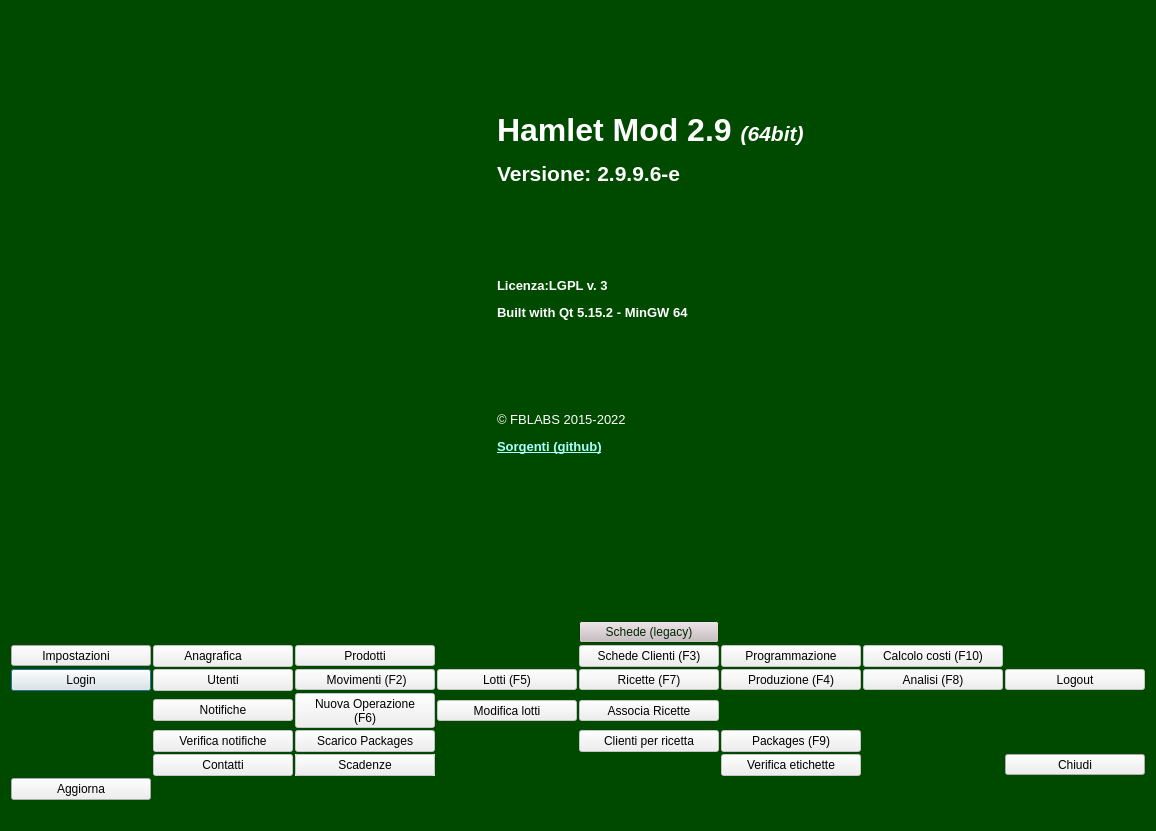
This is mainwindow.ui in fblabs/hamlet-mod-sancon as Qt 5 draws it before an edit. The edited form follows.
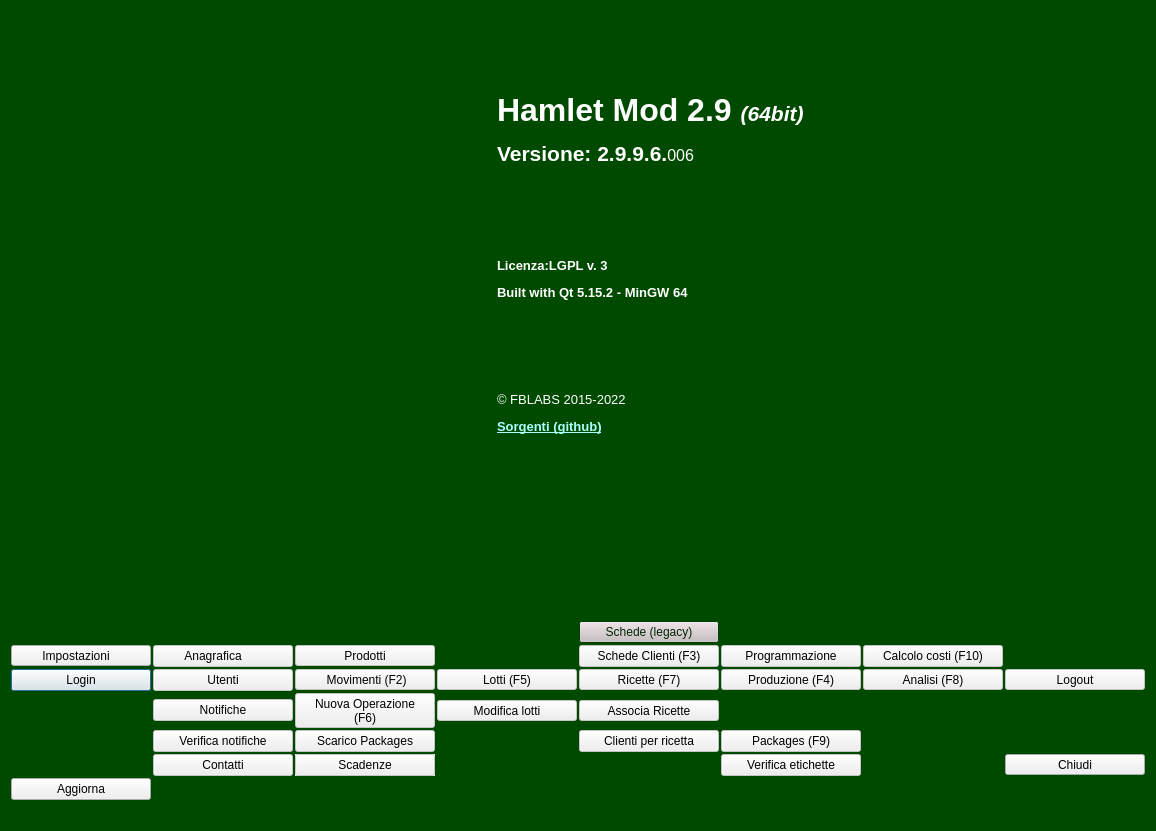
This is the edited form. Icons and pictures are not drawn.

What changed in the file:
```diff
--- a/mainwindow.ui
+++ b/mainwindow.ui
@@ -410,19 +410,6 @@
   </property>
   <widget class="QWidget" name="centralWidget">
    <layout class="QVBoxLayout" name="verticalLayout">
-    <item>
-     <spacer name="horizontalSpacer_3">
-      <property name="orientation">
-       <enum>Qt::Horizontal</enum>
-      </property>
-      <property name="sizeHint" stdset="0">
-       <size>
-        <width>40</width>
-        <height>20</height>
-       </size>
-      </property>
-     </spacer>
-    </item>
     <item>
      <widget class="QLabel" name="label_3">
       <property name="text">
@@ -505,7 +492,7 @@
          <enum>QFrame::NoFrame</enum>
         </property>
         <property name="text">
-         <string>&lt;html&gt;&lt;head/&gt;&lt;body&gt;&lt;p&gt;&lt;span style=&quot; font-size:24pt; font-weight:600;&quot;&gt;Hamlet Mod 2.9 &lt;/span&gt;&lt;span style=&quot; font-size:16pt; font-weight:600; font-style:italic;&quot;&gt;(64bit)&lt;/span&gt;&lt;/p&gt;&lt;p&gt;&lt;span style=&quot; font-size:16pt; font-weight:600;&quot;&gt;Versione: 2.9.9.6-e&lt;/span&gt;&lt;/p&gt;&lt;p&gt;&lt;br/&gt;&lt;/p&gt;&lt;p&gt;&lt;br/&gt;&lt;/p&gt;&lt;p&gt;&lt;span style=&quot; font-size:10pt; font-weight:600;&quot;&gt;Licenza:LGPL v. 3&lt;/span&gt;&lt;/p&gt;&lt;p&gt;&lt;span style=&quot; font-size:10pt; font-weight:600;&quot;&gt;Built with Qt 5.15.2 - MinGW 64&lt;/span&gt;&lt;/p&gt;&lt;p&gt;&lt;br/&gt;&lt;/p&gt;&lt;p&gt;&lt;br/&gt;&lt;/p&gt;&lt;p&gt;&lt;span style=&quot; font-size:10pt;&quot;&gt;© FBLABS 2015-2022&lt;/span&gt;&lt;/p&gt;&lt;p&gt;&lt;a href=&quot;￼￼https://github.com/fblabs/hamlet-mod-sancon&quot;&gt;&lt;span style=&quot; font-size:10pt; font-weight:600; text-decoration: underline; color:#aaffff;&quot;&gt;Sorgenti (github)&lt;/span&gt;&lt;/a&gt;&lt;/p&gt;&lt;/body&gt;&lt;/html&gt;</string>
+         <string>&lt;html&gt;&lt;head/&gt;&lt;body&gt;&lt;p&gt;&lt;span style=&quot; font-size:24pt; font-weight:600;&quot;&gt;Hamlet Mod 2.9 &lt;/span&gt;&lt;span style=&quot; font-size:16pt; font-weight:600; font-style:italic;&quot;&gt;(64bit)&lt;/span&gt;&lt;/p&gt;&lt;p&gt;&lt;span style=&quot; font-size:16pt; font-weight:600;&quot;&gt;Versione: 2.9.9.6.&lt;/span&gt;&lt;span style=&quot; font-size:12pt;&quot;&gt;006&lt;/span&gt;&lt;/p&gt;&lt;p&gt;&lt;br/&gt;&lt;/p&gt;&lt;p&gt;&lt;br/&gt;&lt;/p&gt;&lt;p&gt;&lt;span style=&quot; font-size:10pt; font-weight:600;&quot;&gt;Licenza:LGPL v. 3&lt;/span&gt;&lt;/p&gt;&lt;p&gt;&lt;span style=&quot; font-size:10pt; font-weight:600;&quot;&gt;Built with Qt 5.15.2 - MinGW 64&lt;/span&gt;&lt;/p&gt;&lt;p&gt;&lt;br/&gt;&lt;/p&gt;&lt;p&gt;&lt;br/&gt;&lt;/p&gt;&lt;p&gt;&lt;span style=&quot; font-size:10pt;&quot;&gt;© FBLABS 2015-2022&lt;/span&gt;&lt;/p&gt;&lt;p&gt;&lt;a href=&quot;￼￼https://github.com/fblabs/hamlet-mod-sancon&quot;&gt;&lt;span style=&quot; font-size:10pt; font-weight:600; text-decoration: underline; color:#aaffff;&quot;&gt;Sorgenti (github)&lt;/span&gt;&lt;/a&gt;&lt;/p&gt;&lt;/body&gt;&lt;/html&gt;</string>
         </property>
         <property name="scaledContents">
          <bool>false</bool>
```
